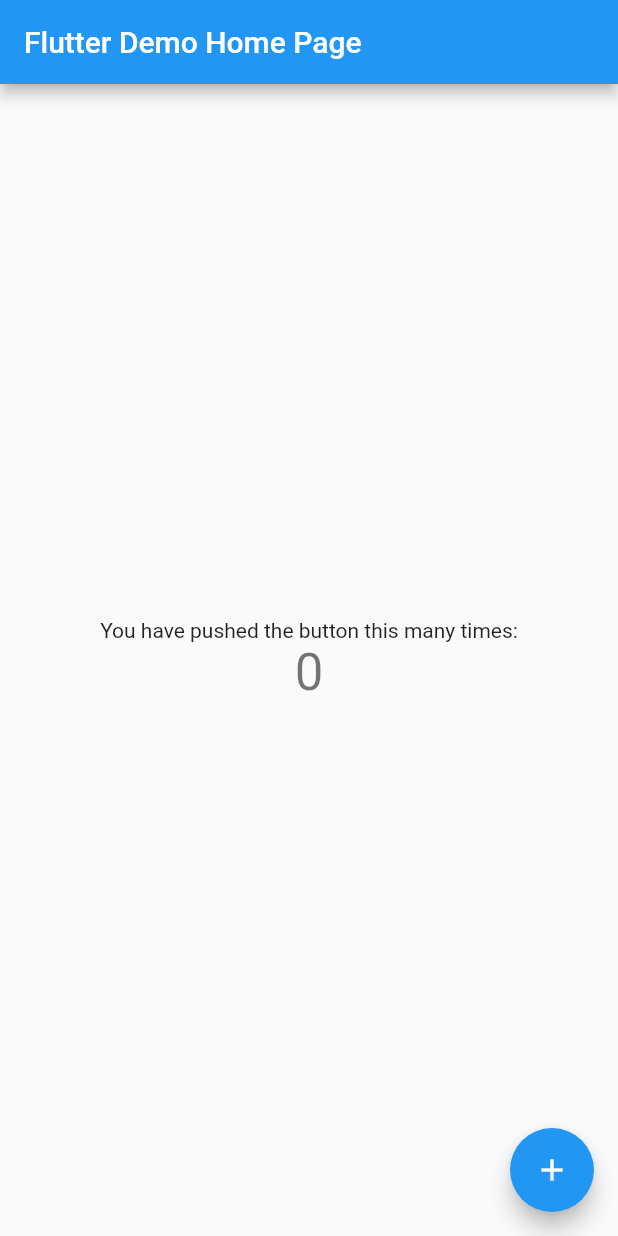
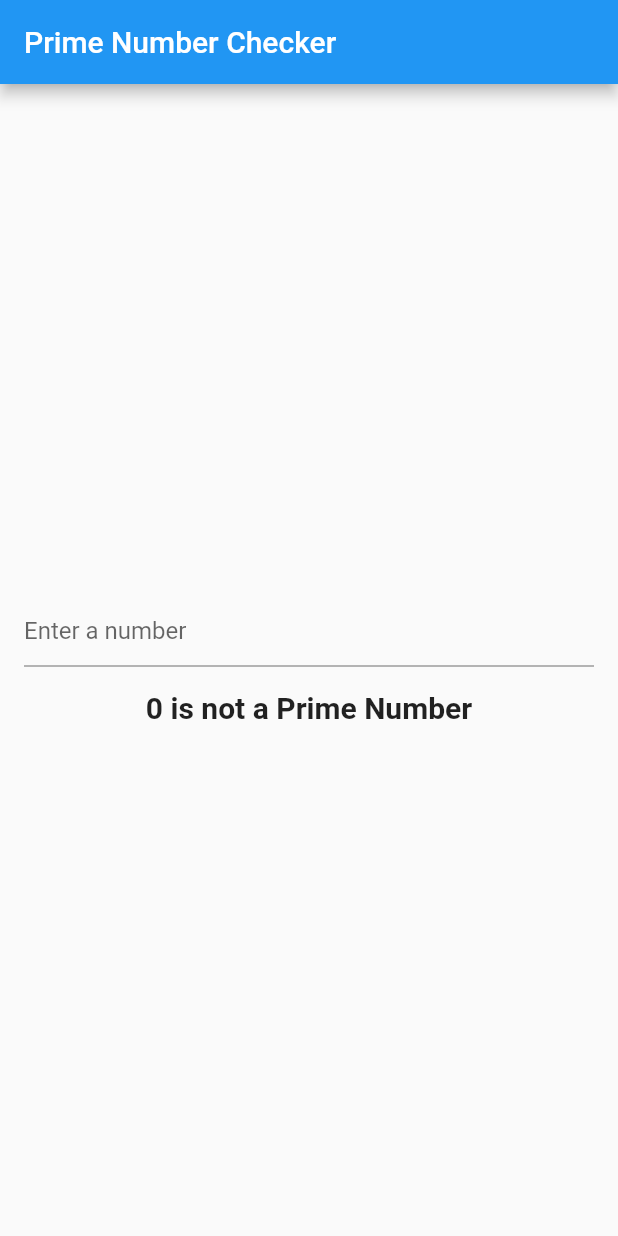
Before and after one commit to vedikamulik23/learn_flutter, a Flutter app: the screen it shows after launch, on a phone screen of 412 x 824 dp. Run offline on Flutter 3.47's test engine with Material 2 defaults, Android fonts, the phone set to English and light mode, and no system bars.

Commit message:
added prime number program

```diff
--- a/lib/main.dart
+++ b/lib/main.dart
@@ -7,109 +7,71 @@ void main() {
 class MyApp extends StatelessWidget {
   const MyApp({super.key});
 
-  // This widget is the root of your application.
   @override
   Widget build(BuildContext context) {
-    return MaterialApp(
-      title: 'Flutter Demo',
-      theme: ThemeData(
-        // This is the theme of your application.
-        //
-        // Try running your application with "flutter run". You'll see the
-        // application has a blue toolbar. Then, without quitting the app, try
-        // changing the primarySwatch below to Colors.green and then invoke
-        // "hot reload" (press "r" in the console where you ran "flutter run",
-        // or simply save your changes to "hot reload" in a Flutter IDE).
-        // Notice that the counter didn't reset back to zero; the application
-        // is not restarted.
-        primarySwatch: Colors.blue,
-      ),
-      home: const MyHomePage(title: 'Flutter Demo Home Page'),
+    return const MaterialApp(
+      home: HomeScreen(),
     );
   }
 }
 
-class MyHomePage extends StatefulWidget {
-  const MyHomePage({super.key, required this.title});
-
-  // This widget is the home page of your application. It is stateful, meaning
-  // that it has a State object (defined below) that contains fields that affect
-  // how it looks.
-
-  // This class is the configuration for the state. It holds the values (in this
-  // case the title) provided by the parent (in this case the App widget) and
-  // used by the build method of the State. Fields in a Widget subclass are
-  // always marked "final".
-
-  final String title;
+class HomeScreen extends StatefulWidget {
+  const HomeScreen({super.key});
 
   @override
-  State<MyHomePage> createState() => _MyHomePageState();
+  State<HomeScreen> createState() => _HomeScreenState();
 }
 
-class _MyHomePageState extends State<MyHomePage> {
-  int _counter = 0;
+class _HomeScreenState extends State<HomeScreen> {
+  int _number = 0;
 
-  void _incrementCounter() {
-    setState(() {
-      // This call to setState tells the Flutter framework that something has
-      // changed in this State, which causes it to rerun the build method below
-      // so that the display can reflect the updated values. If we changed
-      // _counter without calling setState(), then the build method would not be
-      // called again, and so nothing would appear to happen.
-      _counter++;
-    });
+  bool _isPrime(int number) {
+    if (number <= 1) {
+      return false;
+    }
+    for (int i = 2; i <= number / 2; i++) {
+      if (number % i == 0) {
+        return false;
+      }
+    }
+    return true;
   }
 
   @override
   Widget build(BuildContext context) {
-    // This method is rerun every time setState is called, for instance as done
-    // by the _incrementCounter method above.
-    //
-    // The Flutter framework has been optimized to make rerunning build methods
-    // fast, so that you can just rebuild anything that needs updating rather
-    // than having to individually change instances of widgets.
     return Scaffold(
       appBar: AppBar(
-        // Here we take the value from the MyHomePage object that was created by
-        // the App.build method, and use it to set our appbar title.
-        title: Text(widget.title),
+        title: const Text('Prime Number Checker'),
       ),
-      body: Center(
-        // Center is a layout widget. It takes a single child and positions it
-        // in the middle of the parent.
+      body: Container(
+        padding: const EdgeInsets.all(16),
         child: Column(
-          // Column is also a layout widget. It takes a list of children and
-          // arranges them vertically. By default, it sizes itself to fit its
-          // children horizontally, and tries to be as tall as its parent.
-          //
-          // Invoke "debug painting" (press "p" in the console, choose the
-          // "Toggle Debug Paint" action from the Flutter Inspector in Android
-          // Studio, or the "Toggle Debug Paint" command in Visual Studio Code)
-          // to see the wireframe for each widget.
-          //
-          // Column has various properties to control how it sizes itself and
-          // how it positions its children. Here we use mainAxisAlignment to
-          // center the children vertically; the main axis here is the vertical
-          // axis because Columns are vertical (the cross axis would be
-          // horizontal).
           mainAxisAlignment: MainAxisAlignment.center,
-          children: <Widget>[
-            const Text(
-              'You have pushed the button this many times:',
+          children: [
+            TextField(
+              keyboardType: TextInputType.number,
+              decoration: const InputDecoration(
+                hintText: 'Enter a number',
+              ),
+              onChanged: (value) {
+                setState(() {
+                  _number = int.parse(value);
+                });
+              },
+            ),
+            const SizedBox(
+              height: 16,
             ),
             Text(
-              '$_counter',
-              style: Theme.of(context).textTheme.headlineMedium,
+              _isPrime(_number) ? '$_number is a Prime Number' : '$_number is not a Prime Number',
+              style: const TextStyle(
+                fontSize: 20,
+                fontWeight: FontWeight.bold,
+              ),
             ),
           ],
         ),
       ),
-      floatingActionButton: FloatingActionButton(
-        onPressed: _incrementCounter,
-        tooltip: 'Increment',
-        child: const Icon(Icons.add),
-      ), // This trailing comma makes auto-formatting nicer for build methods.
     );
   }
 }
```
